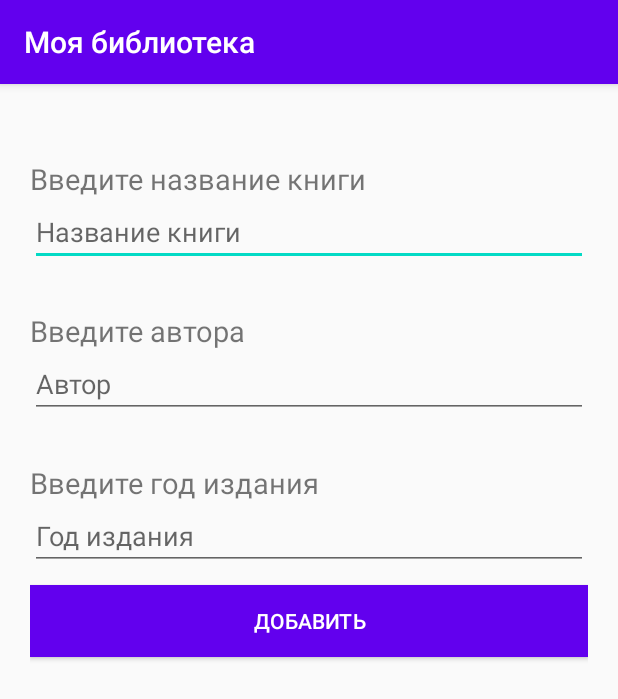
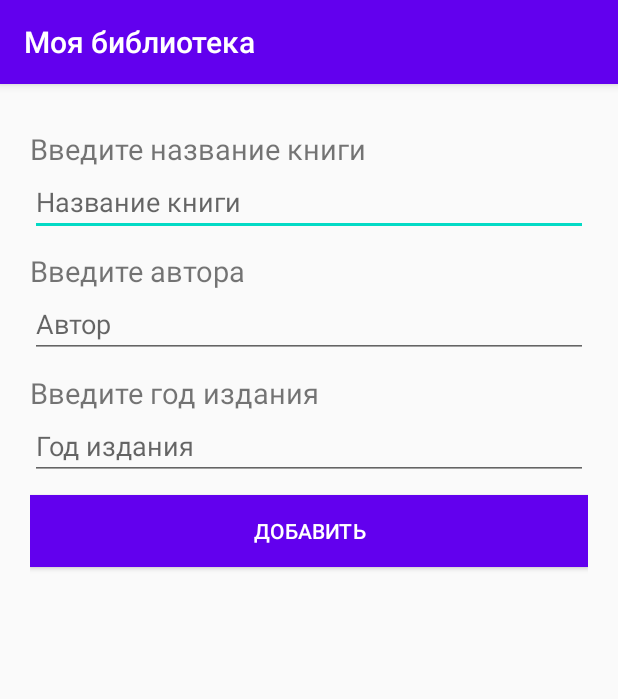
Before and after one commit to KonTiki22/ListBooks, an Android app: the AddBookActivity screen opened directly, with no data from a screen before it, on a phone screen of 412 x 824 dp. Shown: the top 699 px of the screen. Run offline under Robolectric (Android 15) with nearby library versions, the phone set to English and light mode, and no system bars.

Commit message:
Corrected activity_add_book.xml layout

```diff
--- a/app/src/main/res/layout/activity_add_book.xml
+++ b/app/src/main/res/layout/activity_add_book.xml
@@ -7,7 +7,7 @@
     <TextView
         android:layout_width="match_parent"
         android:layout_height="wrap_content"
-        android:layout_marginTop="30dp"
+        android:layout_marginTop="10dp"
         android:text="Введите название книги"
         android:textSize="19dp" />
     <EditText
@@ -18,7 +18,7 @@
     <TextView
         android:layout_width="match_parent"
         android:layout_height="wrap_content"
-        android:layout_marginTop="30dp"
+        android:layout_marginTop="10dp"
         android:text="Введите автора"
         android:textSize="19dp" />
     <EditText
@@ -29,7 +29,7 @@
     <TextView
         android:layout_width="match_parent"
         android:layout_height="wrap_content"
-        android:layout_marginTop="30dp"
+        android:layout_marginTop="10dp"
         android:text="Введите год издания"
         android:textSize="19dp" />
     <EditText
```
